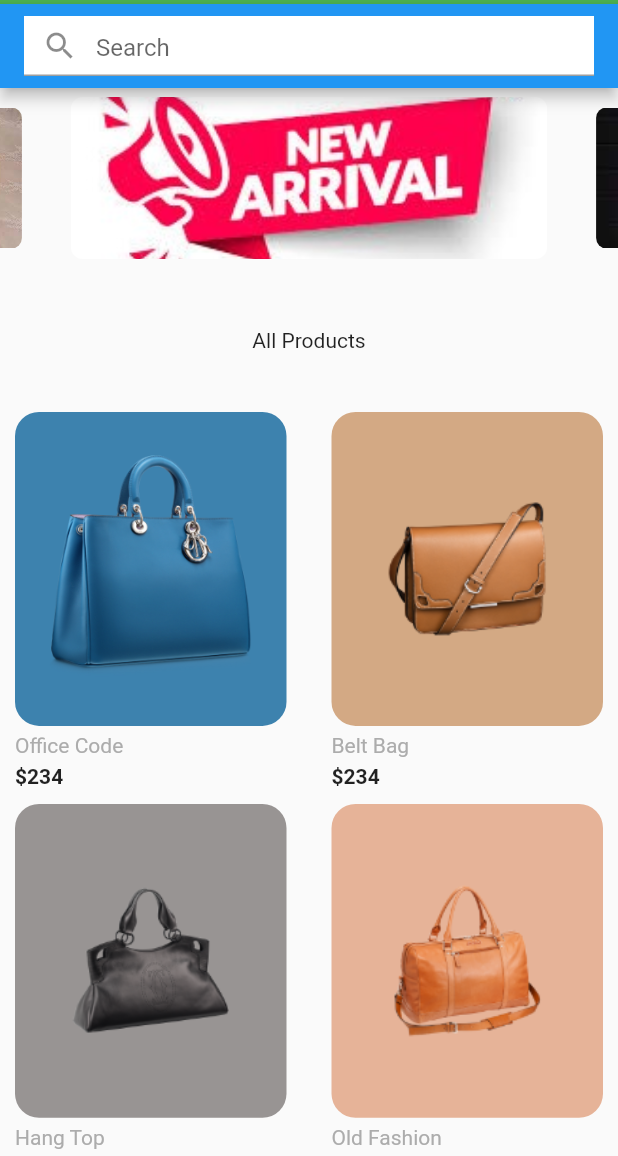
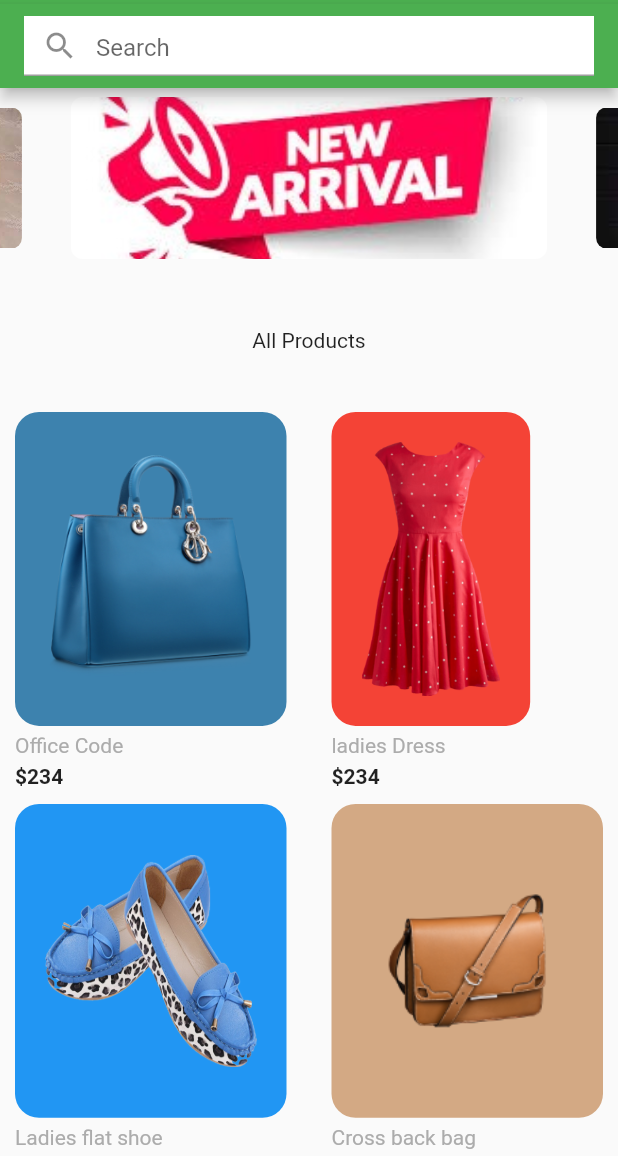
Before and after one commit to JojoDom/Flutter-applications, a Flutter app: the screen it shows after launch, on a phone screen of 412 x 824 dp, the part 80-1236 px from its top. Run offline on Flutter 3.47's test engine with Material 2 defaults, Android fonts, the phone set to English and light mode, and no system bars; drawn by our look-alikes of carousel_slider; our stand-ins replace email_validator, flutter_svg.

Commit message:
added all categories

```diff
--- a/lib/main.dart
+++ b/lib/main.dart
@@ -17,6 +17,9 @@ static const appTitle = 'Ghana Mall' ;
     return MaterialApp(
       debugShowCheckedModeBanner: false,
       title : appTitle,
+      theme: ThemeData(
+        primarySwatch:Colors.green
+      ),
       home: MyHomePage(title: appTitle),
     );
   }
--- /dev/null
+++ b/lib/screens/home/components/item_card.dart
@@ -0,0 +1,53 @@
+import 'package:flutter/material.dart';
+import 'package:flutter_application_1/screens/home/components/products.dart';
+
+import '../../../constants.dart';
+
+class ItemCard extends StatelessWidget {
+  final Product product;
+  // ignore: prefer_typing_uninitialized_variables
+  final press;
+ // final Function press;
+   const ItemCard({
+    Key? key,
+    required this.product, required this.press,
+    //this.press,
+  }) : super(key: key);
+
+  @override
+  Widget build(BuildContext context) {
+    return GestureDetector(
+      onTap: press,
+      child: Column(
+        crossAxisAlignment: CrossAxisAlignment.start,
+        children: <Widget>[
+          Expanded(
+            child: Container(
+              padding:  const EdgeInsets.all(kDefaultPadding),
+              decoration: BoxDecoration(
+                color: product.color,
+                borderRadius: BorderRadius.circular(16),
+              ),
+              child: Hero(
+                tag: "${product.id}",
+                child: Image.asset(product.image),
+              ),
+            ),
+          ),
+          Padding(
+            padding: const EdgeInsets.symmetric(vertical: kDefaultPadding / 4),
+            child: Text(
+              // products is out demo list
+              product.title,
+              style: const TextStyle(color: kTextLightColor),
+            ),
+          ),
+          Text(
+            "\$${product.price}",
+            style: const TextStyle(fontWeight: FontWeight.bold),
+          )
+        ],
+      ),
+    );
+  }
+}
--- /dev/null
+++ b/lib/screens/home/components/products.dart
@@ -0,0 +1,157 @@
+import 'package:flutter/material.dart';
+
+class Product {
+  final String image, title, description;
+  final int price, size, id;
+  final Color color;
+  Product({
+    required this.id,
+    required this.image,
+    required this.title,
+    required this.price,
+    required this.description,
+    required this.size,
+    required this.color,
+  });
+}
+
+List<Product> products = [
+  Product(
+      id: 1,
+      title: "Office Code",
+      price: 234,
+      size: 12,
+      description: dummyText,
+      image: "assets/images/bag_1.png",
+      color: const Color(0xFF3D82AE)),
+  Product(
+      id: 2,
+      title: "ladies Dress",
+      price: 234,
+      size: 8,
+      description: dummyText,
+      image: "assets/images/dress_1.png",
+      color: Colors.red
+  ),
+  Product(
+      id: 3,
+      title: "Ladies flat shoe",
+      price: 234,
+      size: 10,
+      description: dummyText,
+      image: "assets/images/shoe_1.png",
+      color: Colors.blue ),
+  Product(
+      id: 4,
+      title: "Cross back bag",
+      price: 234,
+      size: 11,
+      description: dummyText,
+      image: "assets/images/bag_2.png",
+      color: const Color(0xFFD3A984)
+  ),
+  Product(
+      id: 5,
+      title: "Petty coat",
+      price: 234,
+      size: 12,
+      description: dummyText,
+      image: "assets/images/dress_2.png",
+      color: Colors.grey ),
+
+  Product(
+    id: 6,
+    title: "Men shoes",
+    price: 234,
+    size: 12,
+    description: dummyText,
+    image: "assets/images/shoe_2.png",
+    color: Colors.brown,
+  ),
+   Product(
+    id: 6,
+    title: "Bag",
+    price: 234,
+    size: 12,
+    description: dummyText,
+    image: "assets/images/bag_3.png",
+    color: const Color(0xFF989493)),
+
+
+   Product(
+    id: 6,
+    title: "Men office wear",
+    price: 234,
+    size: 12,
+    description: dummyText,
+    image: "assets/images/dress_3.png",
+    color: const Color(0xFFAEAEAE),
+  ),
+   Product(
+    id: 6,
+    title: "Men Shoes",
+    price: 234,
+    size: 12,
+    description: dummyText,
+    image: "assets/images/shoe_3.png",
+    color: Colors.brown
+  ),
+   Product(
+    id: 6,
+    title: "Travel bag",
+    price: 234,
+    size: 12,
+    description: dummyText,
+    image: "assets/images/bag_4.png",
+    color: const Color(0xFFE6B398)
+  ),
+   Product(
+    id: 6,
+    title: "Sweat top",
+    price: 234,
+    size: 12,
+    description: dummyText,
+    image: "assets/images/dress_4.png",
+    color: Colors.red,
+  ),
+   Product(
+    id: 6,
+    title: "Ladies heels",
+    price: 234,
+    size: 12,
+    description: dummyText,
+    image: "assets/images/shoe_4.png",
+    color: Colors.yellow
+  ),
+   Product(
+    id: 6,
+    title: "Ladies bag",
+    price: 234,
+    size: 12,
+    description: dummyText,
+    image: "assets/images/bag_5.png",
+    color: const Color(0xFFFB7883)),
+
+   Product(
+    id: 6,
+    title: "Laptop Bag",
+    price: 234,
+    size: 12,
+    description: dummyText,
+    image: "assets/images/bag_6.png",
+     color: const Color(0xFFAEAEAE),
+  ),
+   Product(
+    id: 6,
+    title: "Ladies heels",
+    price: 234,
+    size: 12,
+    description: dummyText,
+    image: "assets/images/shoe_5.png",
+    color: Colors.white,
+
+  ),
+];
+
+String dummyText =
+    "Lorem Ipsum is simply dummy text of the printing and typesetting industry. Lorem Ipsum has been the industry's standard dummy text ever since. When an unknown printer took a galley.";
```
Also changed, not shown: lib/screens/home/details/components/add_to_cart.dart (added, +69 -0 lines), lib/screens/home/details/components/body.dart (added, +61 -0 lines), lib/screens/home/details/components/cart_counter.dart (added, +66 -0 lines), lib/screens/home/details/components/color_and_size.dart (added, +94 -0 lines), lib/screens/home/details/components/counter_with_fav_btn.dart (added, +30 -0 lines), lib/screens/home/details/components/description.dart (added, +24 -0 lines), lib/screens/home/details/components/product_title_with_image.dart (added, +63 -0 lines), lib/screens/home/details/details_screen.dart (added, +46 -0 lines), lib/screens/home/home_screen.dart (+4 -3 lines).
